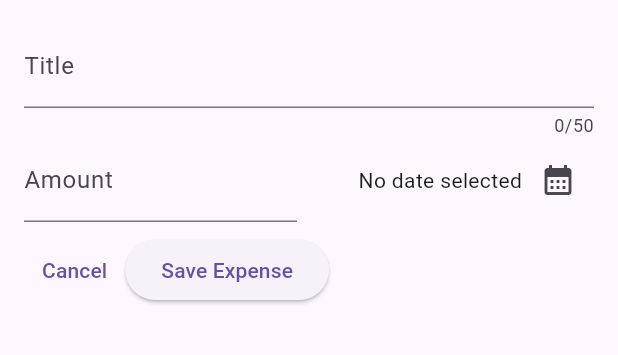
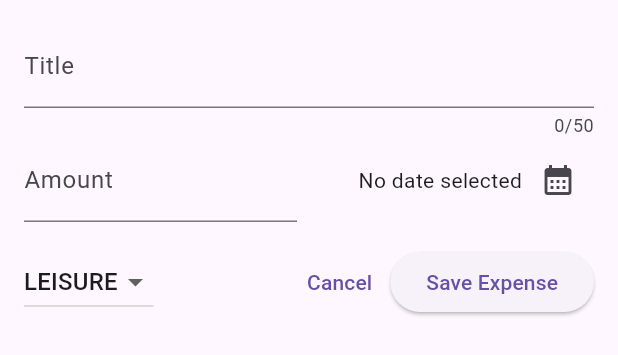
Before and after one commit to FadrialR/expense_tracker_app_flutter, a Flutter app: the NewExpense widget shown alone on an empty page, opened directly, on a phone screen of 412 x 824 dp. Shown: the top 355 px of the screen. Run offline on Flutter 3.47's test engine with Material 3 defaults, Android fonts, the phone set to English and light mode, and no system bars.

Commit message:
Adding a Dropdown Button

```diff
--- a/lib/widgets/new_expense.dart
+++ b/lib/widgets/new_expense.dart
@@ -12,6 +12,7 @@ class _NewExpenseState extends State<NewExpense> {
   final _titleController = TextEditingController();
   final _amountController = TextEditingController();
   DateTime? _selectedDate;
+  Category _selectedCategory = Category.leisure;
 
   void _presentDatePicker() async {
     final now = DateTime.now();
@@ -79,21 +80,42 @@ class _NewExpenseState extends State<NewExpense> {
               )
             ],
           ),
-          const SizedBox(height: 8),
+          const SizedBox(height: 16),
           Row(
             children: [
+              DropdownButton(
+                  value: _selectedCategory,
+                  items: Category.values
+                      .map(
+                        (category) => DropdownMenuItem(
+                          value: category,
+                          child: Text(
+                            category.name.toUpperCase(),
+                          ),
+                        ),
+                      )
+                      .toList(),
+                  onChanged: (value) {
+                    setState(() {
+                      if (value == null) {
+                        return;
+                      }
+                      _selectedCategory = value;
+                    });
+                  }),
+              const Spacer(),
               TextButton(
                 onPressed: () {
                   Navigator.pop(context);
                 },
-                child: Text('Cancel'),
+                child: const Text('Cancel'),
               ),
               ElevatedButton(
                 onPressed: () {
                   print(_titleController.text);
                   print(_amountController.text);
                 },
-                child: Text('Save Expense'),
+                child: const Text('Save Expense'),
               ),
             ],
           ),
```
